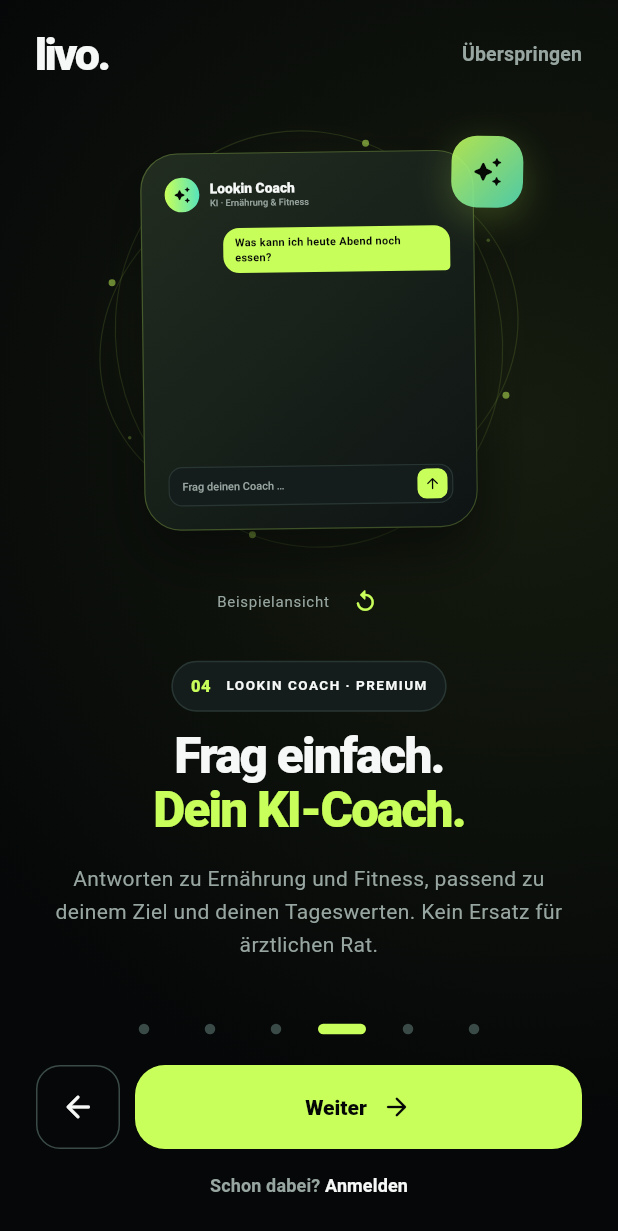
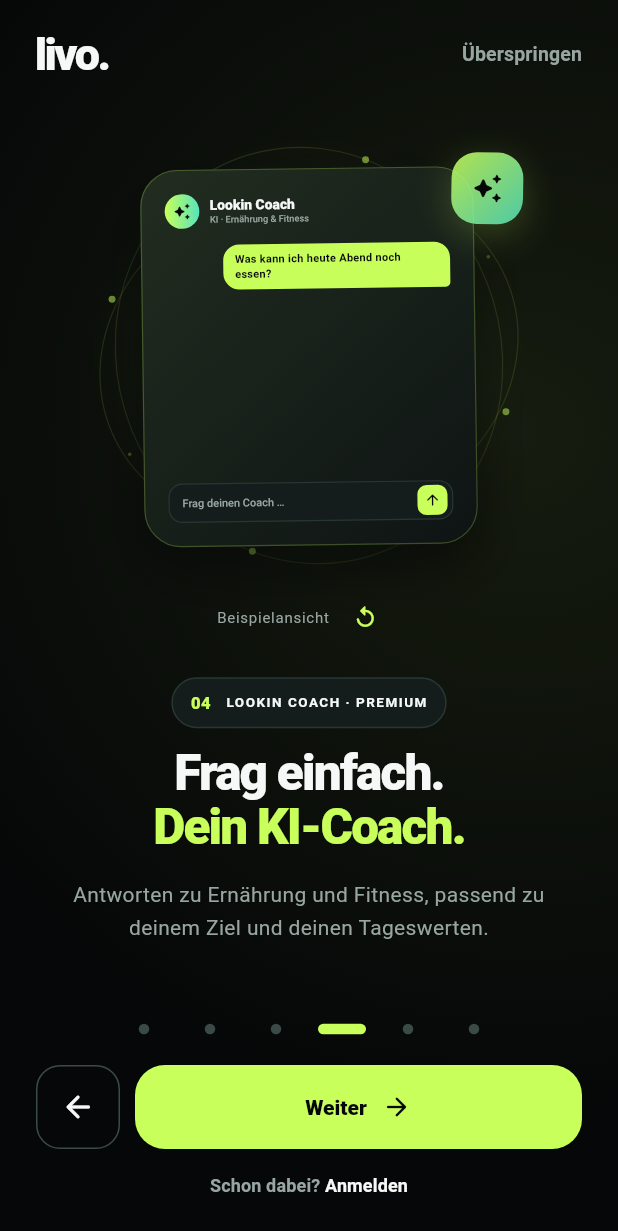
Before and after one commit to nvctrj5v8s-cmd/livo-fitness-app, a Flutter app: the screen it shows after launch, swiped to page 4, on a phone screen of 412 x 824 dp. Shown: the top 1231 px of the screen. Run offline on Flutter 3.47's test engine with Material 3 defaults, Android fonts, the phone set to English and light mode, and no system bars; our stand-ins replace camera, image_picker, shared_preferences, supabase_flutter; missing offline and left inert: file_saver, file_selector, mobile_scanner, purchases_flutter; accounts and stored records are empty.

Commit message:
Polish onboarding texts and colors, fix double sheet handles, realistic gain time, yearly price 49.99, web loading screen
Co-Authored-By: Claude Sonnet 5.5 <noreply@anthropic.com>

```diff
--- a/lib/core/theme/app_theme.dart
+++ b/lib/core/theme/app_theme.dart
@@ -19,6 +19,23 @@ abstract final class AppTheme {
       brightness: Brightness.dark,
       colorScheme: scheme,
       scaffoldBackgroundColor: AppColors.background,
+      segmentedButtonTheme: SegmentedButtonThemeData(
+        style: ButtonStyle(
+          backgroundColor: WidgetStateProperty.resolveWith(
+            (states) => states.contains(WidgetState.selected)
+                ? AppColors.primary
+                : AppColors.surface,
+          ),
+          foregroundColor: WidgetStateProperty.resolveWith(
+            (states) => states.contains(WidgetState.selected)
+                ? AppColors.black
+                : AppColors.text,
+          ),
+          side: const WidgetStatePropertyAll(
+            BorderSide(color: AppColors.border),
+          ),
+        ),
+      ),
       canvasColor: AppColors.background,
       dividerColor: AppColors.border,
       splashFactory: InkSparkle.splashFactory,
--- a/lib/features/onboarding/domain/personalization_profile.dart
+++ b/lib/features/onboarding/domain/personalization_profile.dart
@@ -195,6 +195,12 @@ class PersonalizationProfile {
     return (18.5 * meters * meters * 2).ceil() / 2;
   }
 
+  /// Pace assumed when gaining weight with training: about 0.8 kg per month.
+  /// The calorie plan adds 10 % on top of maintenance (about 0.25 kg per week
+  /// if everything were stored), but part of a surplus is not stored as body
+  /// mass, so the estimate uses a bit less. Fat loss uses [WeightPace].
+  static const gainKgPerWeek = 0.2;
+
   /// Rough number of weeks to the target weight at the chosen pace, or
   /// `null` without enough data. An estimate, never a promise.
   int? weeksToTarget() {
@@ -204,8 +210,7 @@ class PersonalizationProfile {
     if (current == null || target == null || !hasWeightGoal) return null;
     final difference = (current - target).abs();
     if (difference < 0.5) return 0;
-    // Muscle gain is much slower than fat loss; halve the pace.
-    final weekly = goal == PersonalGoal.buildStrength ? rate / 2 : rate;
+    final weekly = goal == PersonalGoal.buildStrength ? gainKgPerWeek : rate;
     return (difference / weekly).ceil();
   }
 
--- a/lib/features/onboarding/presentation/introduction_page.dart
+++ b/lib/features/onboarding/presentation/introduction_page.dart
@@ -44,7 +44,7 @@ const _slides = [
     emphasis: 'Dein KI-Coach.',
     description:
         'Antworten zu Ernährung und Fitness, passend zu deinem Ziel und deinen '
-        'Tageswerten. Kein Ersatz für ärztlichen Rat.',
+        'Tageswerten.',
     accent: AppColors.primary,
     detail: 'Konzentriert auf Ernährung und Fitness.',
     icon: Icons.auto_awesome_outlined,
--- a/lib/features/subscription/presentation/premium_format.dart
+++ b/lib/features/subscription/presentation/premium_format.dart
@@ -5,7 +5,7 @@ import '../domain/subscription_plans.dart';
 
 const _nbsp = ' ';
 
-/// German price format: `59,99 €`. The non-breaking space keeps the amount
+/// German price format: `49,99 €`. The non-breaking space keeps the amount
 /// and currency on one line.
 String formatEuro(int cents) {
   final euros = (cents ~/ 100).toString();
```
Also changed, not shown: lib/features/allergies/presentation/allergy_profile_field.dart (+1 -10 lines), lib/features/diary/presentation/add_meal_sheet.dart (+0 -9 lines), lib/features/diary/presentation/meal_photo_page.dart (+0 -9 lines), lib/features/diary/presentation/quick_add_sheet.dart (+1 -11 lines), lib/features/onboarding/presentation/personalization_page.dart (+9 -8 lines), lib/features/progress/presentation/progress_page.dart (+0 -11 lines), lib/features/subscription/domain/subscription_plans.dart (+6 -6 lines), 8 other files.
